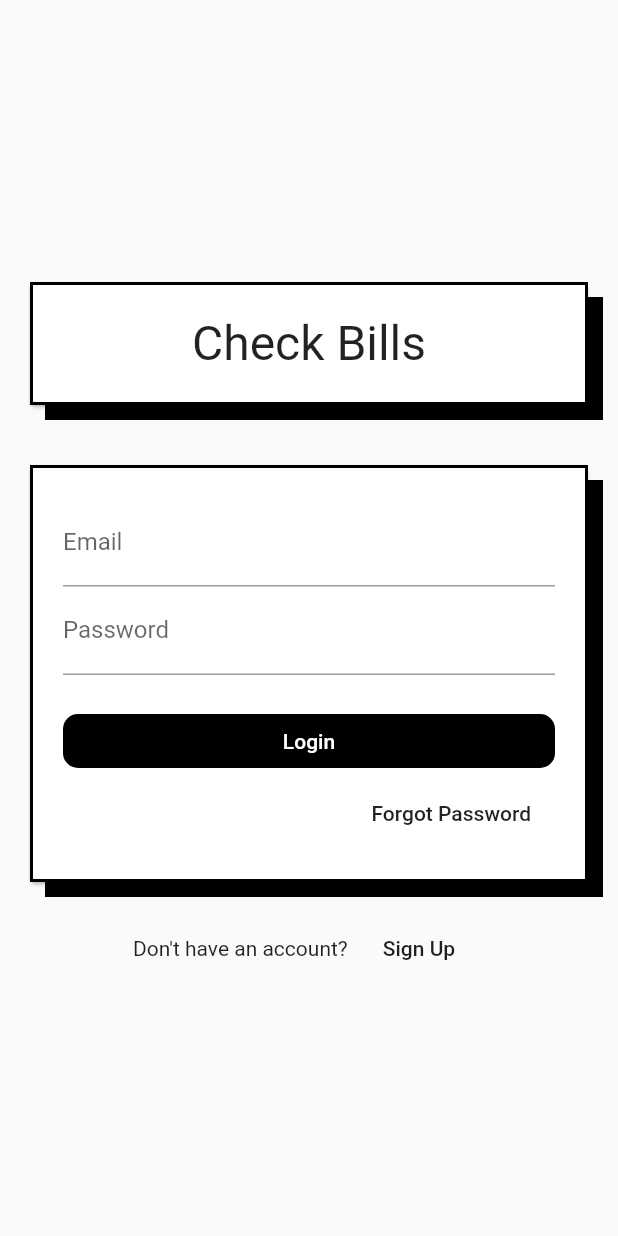
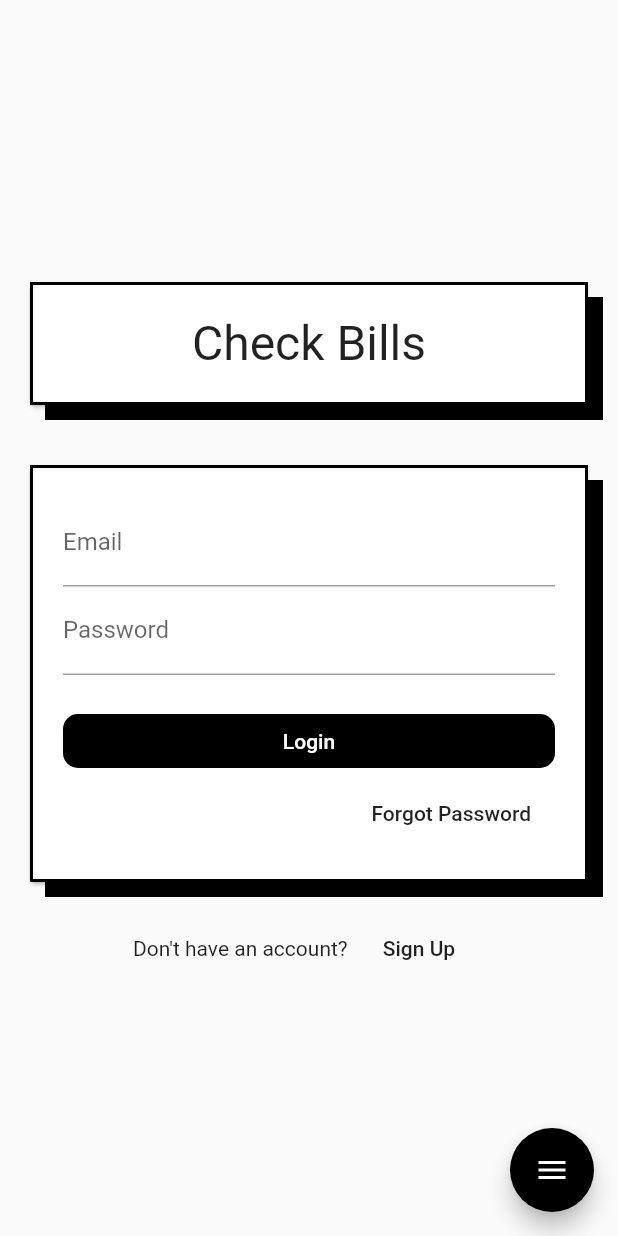
Before and after one commit to ajay1706/Login-Screen-flutter, a Flutter app: the screen it shows after launch, on a phone screen of 412 x 824 dp. Run offline on Flutter 3.47's test engine with Material 2 defaults, Android fonts, the phone set to English and light mode, and no system bars; drawn by our look-alikes of flutter_speed_dial.

```diff
--- a/login_screen/lib/main.dart
+++ b/login_screen/lib/main.dart
@@ -10,5 +10,9 @@ class MyApp extends StatelessWidget {
   Widget build(BuildContext context) {
     return MaterialApp(
                    home: LoginPage(),
+                   theme: ThemeData(
+                     primaryColor: Colors.black,
+
+                   ),
     )    ;
   }}
--- a/login_screen/lib/pages/login_page.dart
+++ b/login_screen/lib/pages/login_page.dart
@@ -1,7 +1,6 @@
 import 'package:flutter/material.dart';
+import 'package:flutter_speed_dial/flutter_speed_dial.dart';
 import 'package:login_screen/common/app_card.dart';
-import 'package:login_screen/blocs/theme.dart';
-import 'package:provider/provider.dart';
 
 
 class LoginPage extends StatefulWidget {
@@ -83,7 +82,25 @@ class _LoginPageState extends State<LoginPage> {
           ],
         ),
       ) ,
+    floatingActionButton: SpeedDial(
 
+animatedIcon: AnimatedIcons.menu_close,
+backgroundColor: Colors.black,
+      children: [
+        SpeedDialChild(
+          child: Icon(Icons.ac_unit,
+        ),
+        backgroundColor: Colors.black,
+          onTap: () {debugPrint("First");}
+        ),
+          SpeedDialChild(
+          child: Icon(Icons.accessibility_new),
+                  backgroundColor: Colors.black,
+
+          onTap: () {debugPrint("Second");}
+        ),
+      ],
+    ),
       );
   }
 }
--- a/login_screen/pubspec.yaml
+++ b/login_screen/pubspec.yaml
@@ -23,7 +23,7 @@ dependencies:
   # The following adds the Cupertino Icons font to your application.
   # Use with the CupertinoIcons class for iOS style icons.
   cupertino_icons: ^0.1.2
-  provider:
+  flutter_speed_dial:
 
 dev_dependencies:
   flutter_test:
```
Also changed, not shown: login_screen/pubspec.lock.
